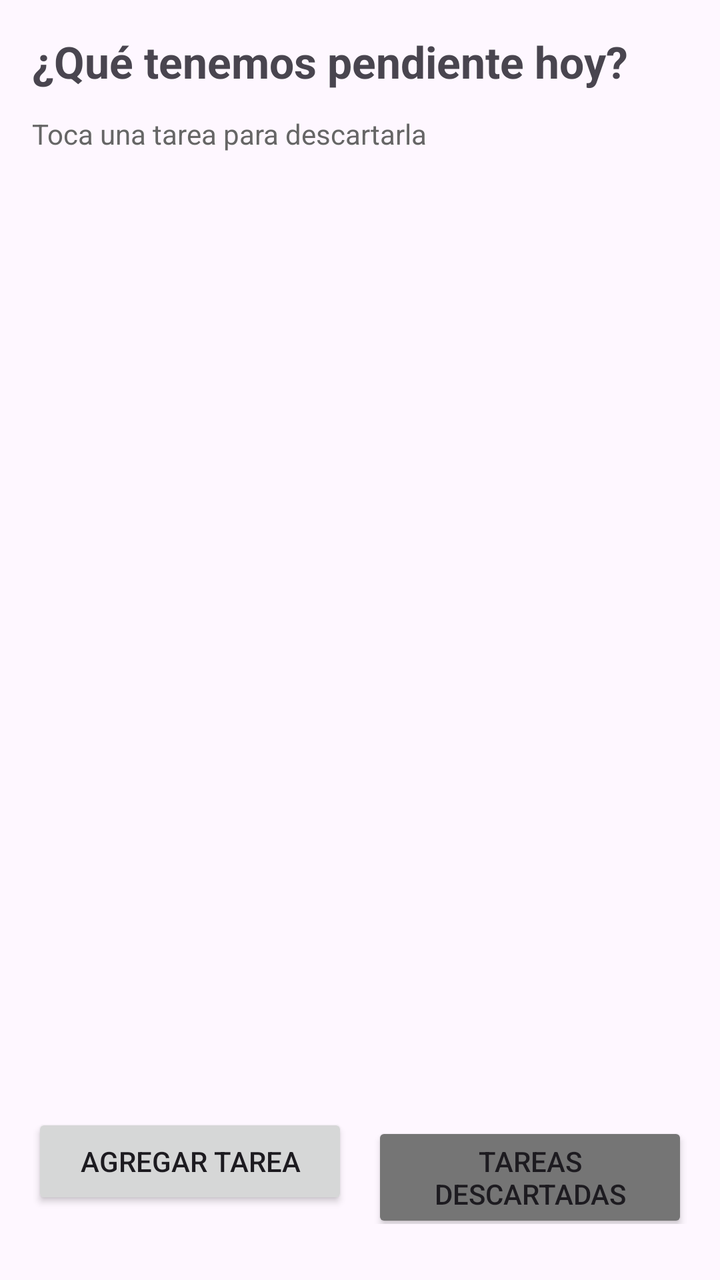
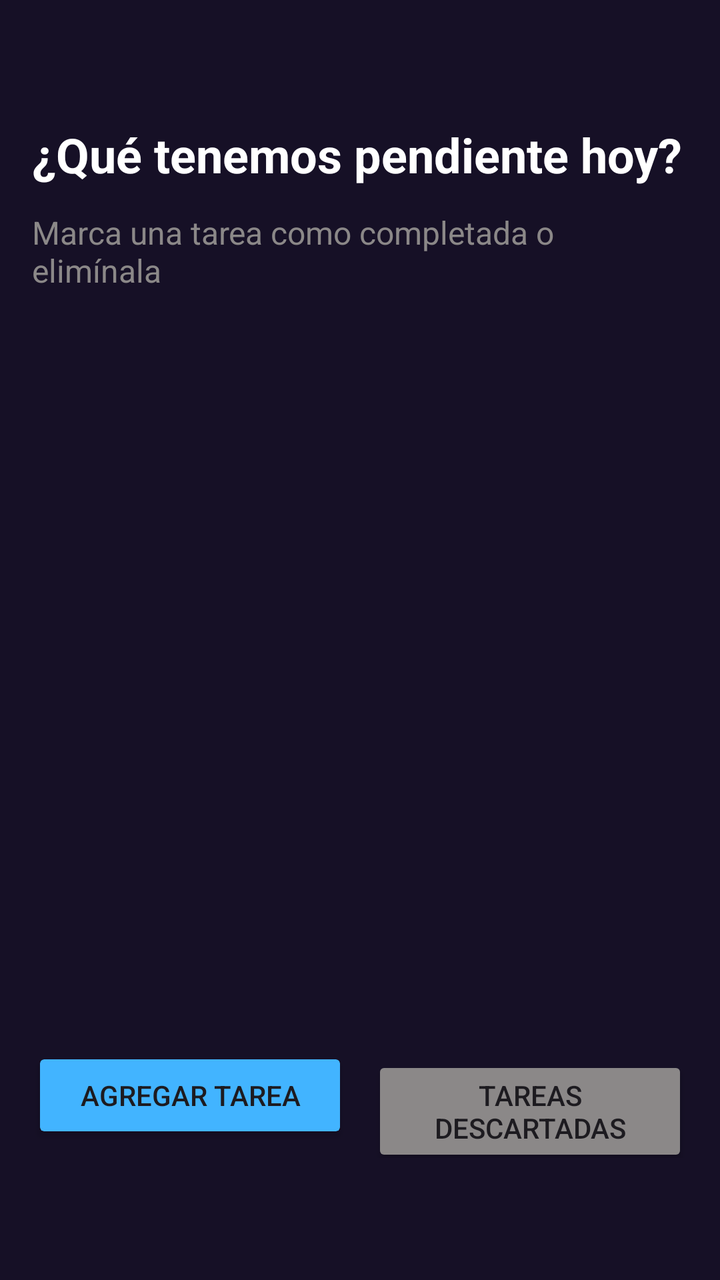

Before-and-after screenshots of an Android layout around one commit, followed by the original layout XML and the change that was made.
<!-- AndroidManifest.xml: application theme Theme.Tarea2_remindMe -->
<!-- res/layout/activity_main.xml -->
<?xml version="1.0" encoding="utf-8"?>
<LinearLayout
    xmlns:android="http://schemas.android.com/apk/res/android"
    xmlns:tools="http://schemas.android.com/tools"
    android:id="@+id/main"
    android:layout_width="match_parent"
    android:layout_height="match_parent"
    android:orientation="vertical"
    android:padding="16dp"
    tools:context=".MainActivity">

    <TextView
        android:layout_width="match_parent"
        android:layout_height="wrap_content"
        android:text="¿Qué tenemos pendiente hoy?"
        android:textSize="22sp"
        android:textStyle="bold"
        android:layout_marginBottom="12dp"/>

    <TextView
        android:layout_width="match_parent"
        android:layout_height="wrap_content"
        android:text="Toca una tarea para descartarla"
        android:textSize="14sp"
        android:textColor="#666666"
        android:layout_marginBottom="6dp"/>

    <ListView
        android:id="@+id/Tasks"
        android:layout_width="match_parent"
        android:layout_weight="1"
        android:layout_marginBottom="10dp"
        android:layout_marginTop="10dp"
        android:choiceMode="multipleChoice" />

    <LinearLayout
        android:layout_width="match_parent"
        android:layout_height="wrap_content"
        android:orientation="horizontal"
        android:layout_marginBottom="12dp">

        <Button
            android:id="@+id/btnAddTask"
            android:layout_width="0dp"
            android:layout_height="wrap_content"
            android:layout_weight="1"
            android:text="Agregar Tarea"
            android:layout_marginEnd="6dp"/>

        <Button
            android:id="@+id/btnGoToDiscarded"
            android:layout_width="0dp"
            android:layout_height="wrap_content"
            android:layout_weight="1"
            android:text="Tareas Descartadas"
            android:backgroundTint="#757575"
            android:layout_marginStart="6dp"/>
    </LinearLayout>

</LinearLayout>
<!-- resources referenced by this layout -->
<resources>
  <style name="Theme.Tarea2_remindMe" parent="Base.Theme.Tarea2_remindMe" />
  <style name="Base.Theme.Tarea2_remindMe" parent="Theme.Material3.DayNight.NoActionBar">
          
          
      </style>
</resources>

<!-- the commit's change to res/layout/activity_main.xml (unified diff, before → after) -->
@@ -1,60 +1,66 @@
 <?xml version="1.0" encoding="utf-8"?>
-<LinearLayout
-    xmlns:android="http://schemas.android.com/apk/res/android"
+<LinearLayout xmlns:android="http://schemas.android.com/apk/res/android"
     xmlns:tools="http://schemas.android.com/tools"
     android:id="@+id/main"
     android:layout_width="match_parent"
     android:layout_height="match_parent"
+    android:background="#161026"
     android:orientation="vertical"
     android:padding="16dp"
     tools:context=".MainActivity">
+    \
 
     <TextView
         android:layout_width="match_parent"
         android:layout_height="wrap_content"
+        android:layout_marginTop="45dp"
+        android:layout_marginBottom="12dp"
         android:text="¿Qué tenemos pendiente hoy?"
-        android:textSize="22sp"
-        android:textStyle="bold"
-        android:layout_marginBottom="12dp"/>
+        android:textColor="@color/white"
+        android:textSize="24sp"
+        android:textStyle="bold" />
 
     <TextView
         android:layout_width="match_parent"
         android:layout_height="wrap_content"
-        android:text="Toca una tarea para descartarla"
-        android:textSize="14sp"
-        android:textColor="#666666"
-        android:layout_marginBottom="6dp"/>
+        android:layout_marginBottom="6dp"
+        android:text="Marca una tarea como completada o elimínala"
+        android:textColor="#8B8888"
+        android:textSize="16sp" />
 
     <ListView
-        android:id="@+id/Tasks"
+        android:id="@+id/lvTasks"
         android:layout_width="match_parent"
-        android:layout_weight="1"
+        android:layout_height="match_parent"
+        android:layout_marginTop="10dp"
         android:layout_marginBottom="10dp"
-        android:layout_marginTop="10dp"
-        android:choiceMode="multipleChoice" />
+        android:layout_weight="1" />
 
     <LinearLayout
         android:layout_width="match_parent"
         android:layout_height="wrap_content"
-        android:orientation="horizontal"
-        android:layout_marginBottom="12dp">
+        android:layout_marginBottom="45dp"
+        android:orientation="horizontal">
 
         <Button
             android:id="@+id/btnAddTask"
             android:layout_width="0dp"
             android:layout_height="wrap_content"
+            android:layout_marginEnd="6dp"
             android:layout_weight="1"
-            android:text="Agregar Tarea"
-            android:layout_marginEnd="6dp"/>
+            android:backgroundTint="#42B4FF"
+            android:clipToOutline="true"
+            android:text="Agregar Tarea" />
+
 
         <Button
             android:id="@+id/btnGoToDiscarded"
             android:layout_width="0dp"
             android:layout_height="wrap_content"
+            android:layout_marginStart="6dp"
             android:layout_weight="1"
-            android:text="Tareas Descartadas"
-            android:backgroundTint="#757575"
-            android:layout_marginStart="6dp"/>
+            android:backgroundTint="#8B8888"
+            android:text="Tareas Descartadas" />
     </LinearLayout>
 
 </LinearLayout>
<!-- resource entries referenced after the edit -->
@@ -1,5 +1,6 @@
 <!-- resources referenced by this layout -->
 <resources>
+  <color name="white">#FFFFFFFF</color>
   <style name="Theme.Tarea2_remindMe" parent="Base.Theme.Tarea2_remindMe" />
   <style name="Base.Theme.Tarea2_remindMe" parent="Theme.Material3.DayNight.NoActionBar">
           
